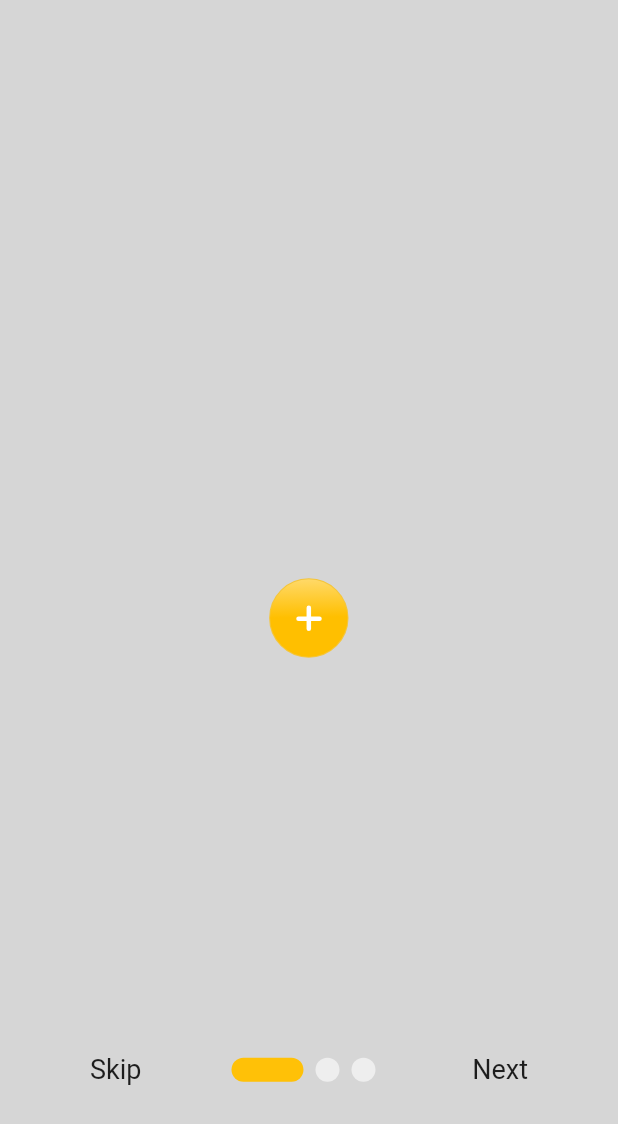
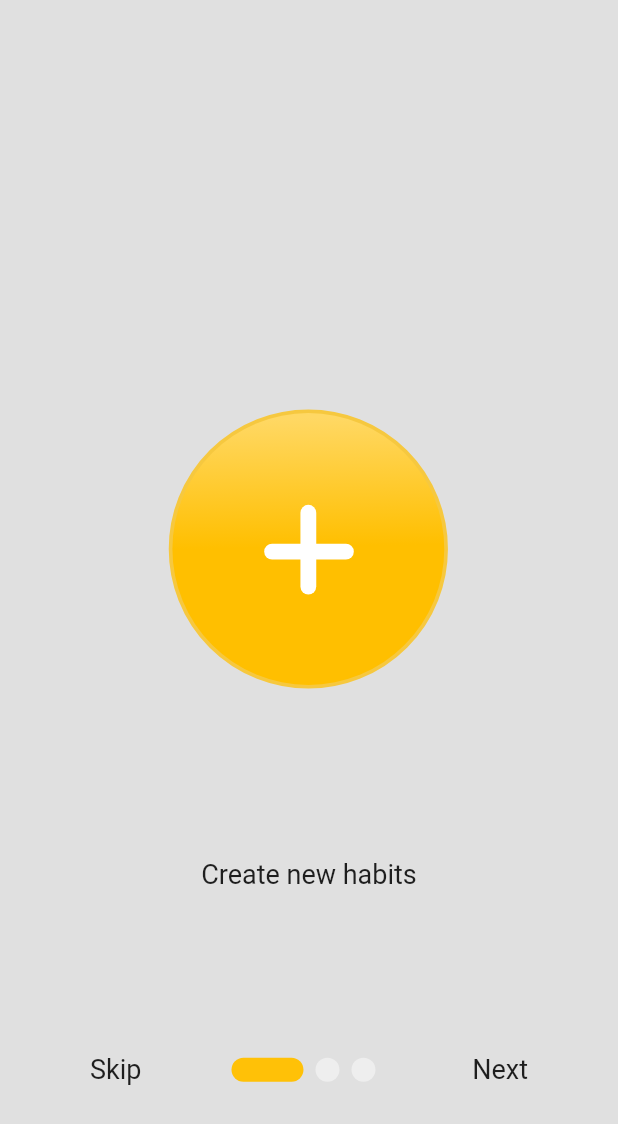
Before and after one commit to goPRAMIT/HabitoMeter, a Flutter app: the screen it shows after launch, on a phone screen of 412 x 824 dp. Shown: the top 1124 px of the screen. Run offline on Flutter 3.47's test engine with Material 2 defaults, Android fonts, the phone set to English and light mode, and no system bars; drawn by our look-alikes of smooth_page_indicator; our stand-ins replace eva_icons_flutter, flutter_heatmap_calendar, flutter_slidable, hive_flutter, lottie, video_player; accounts and stored records are empty; Roboto replaces fonts that are missing (GothamMedium).

Commit message:
Font Update + IntroScreens Updated

```diff
--- a/habito_meter/lib/intro_screens/intro_page_1.dart
+++ b/habito_meter/lib/intro_screens/intro_page_1.dart
@@ -27,12 +27,27 @@ class _IntroPage1State extends State<IntroPage1>
 
   @override
   Widget build(BuildContext context) {
-    return Container(
-      color: Colors.grey[350],
-      child: Lottie.asset(
-        'animations/1.json',
-        height: 200,
-        width: 200,
+    return Scaffold(
+      backgroundColor: Colors.grey[300],
+      body: ListView(
+        children: [
+          Padding(
+            padding: const EdgeInsets.fromLTRB(90.0, 250.0, 90.0, 60.0),
+            child: Lottie.asset(
+              'animations/1.json',
+              repeat: true,
+              fit: BoxFit.fill,
+            ),
+          ),
+          Padding(
+            padding: const EdgeInsets.fromLTRB(60, 30, 60, 60),
+            child: Center(
+                child: Text(
+              'Create new habits',
+              style: TextStyle(fontFamily: 'GothamMedium', fontSize: 18),
+            )),
+          ),
+        ],
       ),
     );
   }
--- a/habito_meter/lib/main.dart
+++ b/habito_meter/lib/main.dart
@@ -25,7 +25,7 @@ class MyApp extends StatelessWidget {
     return MaterialApp(
       debugShowCheckedModeBanner: false,
       home: SplashScreen(),
-      theme: ThemeData(primarySwatch: Colors.amber),
+      theme: ThemeData(primarySwatch: Colors.amber, fontFamily: 'GothamMedium'),
     );
   }
 }
--- a/habito_meter/lib/pages/home_page.dart
+++ b/habito_meter/lib/pages/home_page.dart
@@ -103,7 +103,7 @@ class _HomePageState extends State<HomePage> {
   @override
   Widget build(BuildContext context) {
     return Scaffold(
-        backgroundColor: Colors.grey[350],
+        backgroundColor: Colors.grey[300],
         floatingActionButton: MyFloatingActionButton(onPressed: createNewHabit),
         body: ListView(
           children: [
```
Also changed, not shown: habito_meter/lib/intro_screens/intro_page_2.dart (+14 -7 lines), habito_meter/lib/intro_screens/intro_page_3.dart (+19 -7 lines), habito_meter/pubspec.yaml (+7 -0 lines), habito_meter/assets/fonts/GothamBold.ttf (added), habito_meter/assets/fonts/GothamBoldItalic.ttf (added), habito_meter/assets/fonts/GothamBook.ttf (added), habito_meter/assets/fonts/GothamBookItalic.ttf (added), habito_meter/assets/fonts/GothamLight.ttf (added), habito_meter/assets/fonts/GothamLightItalic.ttf (added), habito_meter/assets/fonts/GothamMedium.ttf (added), habito_meter/assets/fonts/GothamMediumItalic.ttf (added), habito_meter/assets/fonts/GothamMedium_1.ttf (added).
